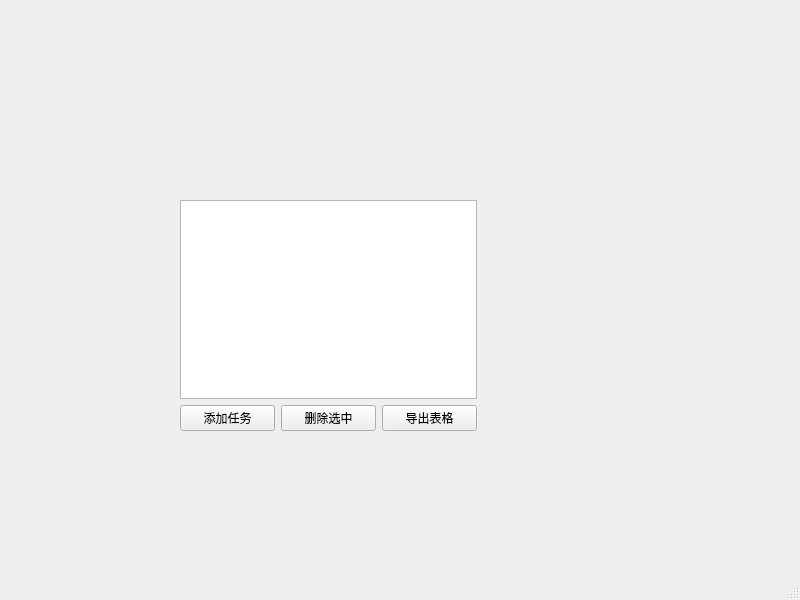
First picture: the form in mainwindow.ui, repository xiangheqishui666/qt-, before the edit.
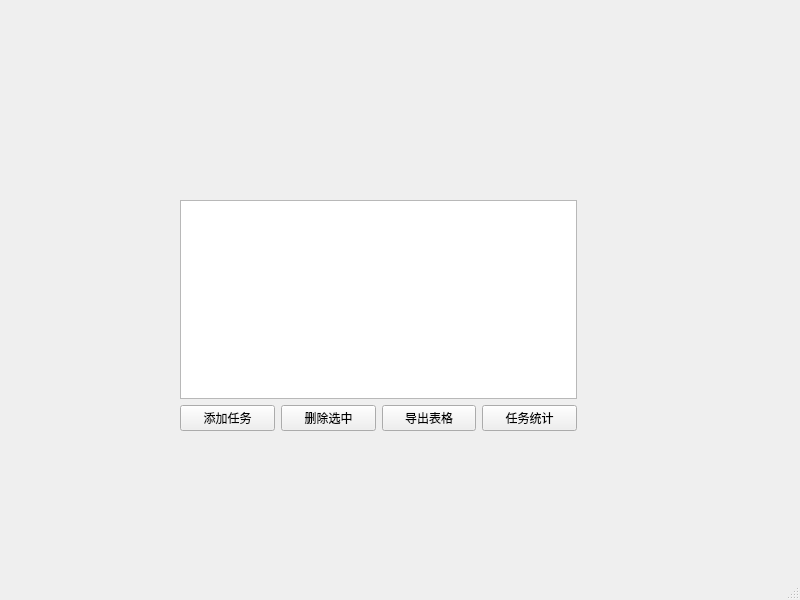
Second picture: the form after the edit.

Commit message: 新增任务统计分析功能，支持可视化展示任务完成进度

Diff of the .ui file:
```diff
--- a/mainwindow.ui
+++ b/mainwindow.ui
@@ -14,12 +14,12 @@
    <string>MainWindow</string>
   </property>
   <widget class="QWidget" name="centralwidget">
-   <widget class="QWidget" name="">
+   <widget class="QWidget" name="layoutWidget">
     <property name="geometry">
      <rect>
       <x>180</x>
       <y>200</y>
-      <width>297</width>
+      <width>397</width>
       <height>231</height>
      </rect>
     </property>
@@ -50,6 +50,13 @@
          </property>
         </widget>
        </item>
+       <item>
+        <widget class="QPushButton" name="btnChart">
+         <property name="text">
+          <string>任务统计</string>
+         </property>
+        </widget>
+       </item>
       </layout>
      </item>
     </layout>
```
The commit also changes 2 other files.
